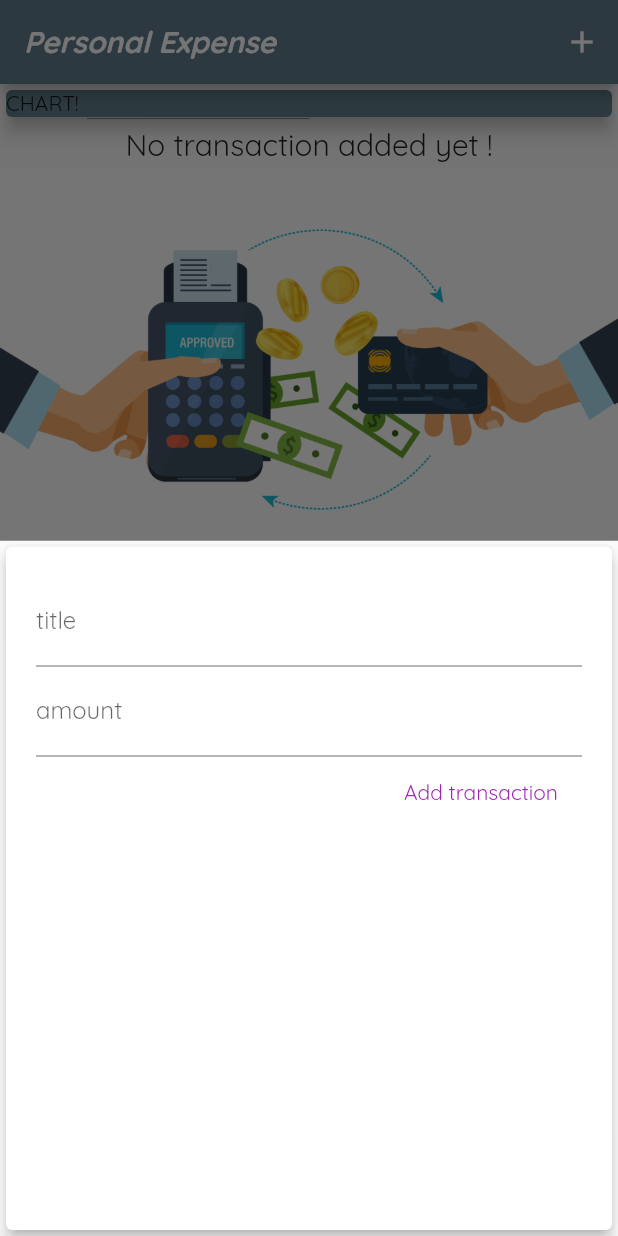
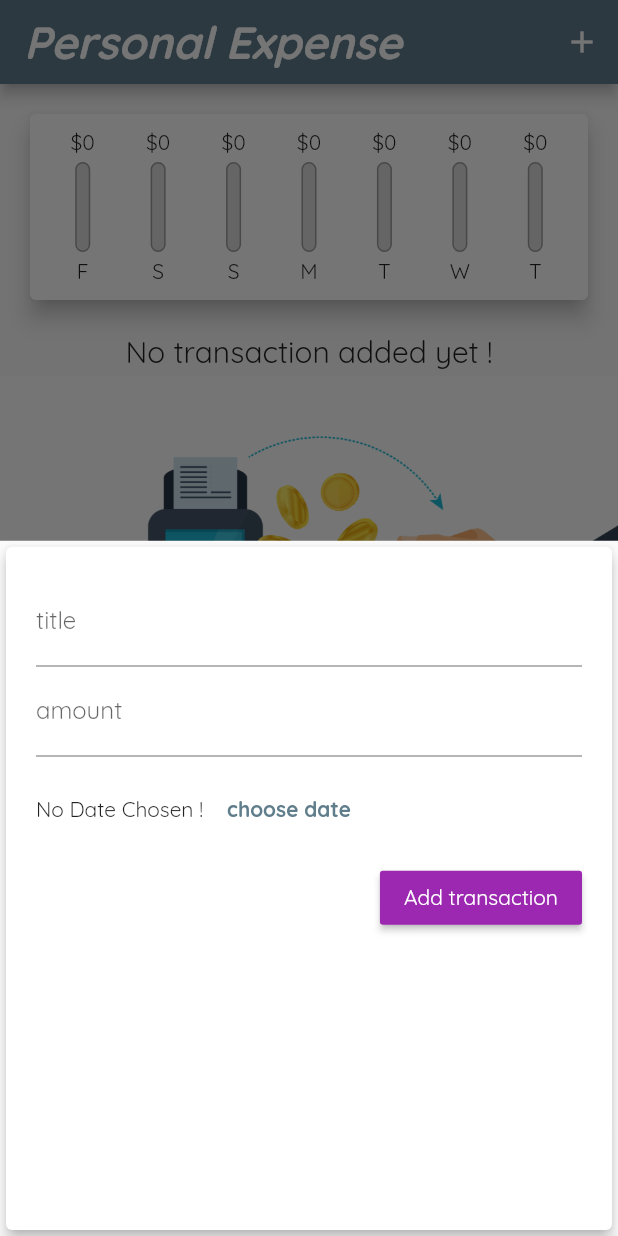
Before and after one commit to tbenjamin1/expenseManager_App_flutter, a Flutter app: the screen it shows after launch, after a tap on the "add" icon, on a phone screen of 412 x 824 dp. Run offline on Flutter 3.47's test engine with Material 2 defaults, Android fonts, the phone set to English and light mode, and no system bars.

Commit message:
creating bar chart

```diff
--- a/lib/main.dart
+++ b/lib/main.dart
@@ -2,6 +2,7 @@ import 'package:flutter/material.dart';
 import './widgets/new_transaction.dart';
 import './widgets/transaction_list.dart';
 import './model/transaction.dart';
+import './widgets/chart.dart';
 
 void main() => runApp(MyApp());
 
@@ -18,7 +19,7 @@ class MyApp extends StatelessWidget {
           textTheme: ThemeData.light().textTheme.copyWith(
               headline6: TextStyle(
                   fontFamily: 'OpenSans',
-                  fontSize: 20,
+                  fontSize: 30,
                   fontWeight: FontWeight.bold,
                   fontStyle: FontStyle.italic),
 
@@ -49,6 +50,16 @@ class _MyHomePageState extends State<MyHomePage> {
     //   date: DateTime.now(),
     // ),
   ];
+
+  List<Transaction> get _recentTransactions {
+    return _userTransactions.where((tx) {
+      return tx.date.isAfter(
+        DateTime.now().subtract(
+          Duration(days: 7),
+        ),
+      );
+    }).toList();
+  }
   void _addNewTransaction(String txTitle, double txAmount) {
     final newTx = Transaction(
       title: txTitle,
@@ -91,14 +102,7 @@ class _MyHomePageState extends State<MyHomePage> {
           // mainAxisAlignment: MainAxisAlignment.start,
           crossAxisAlignment: CrossAxisAlignment.stretch,
           children: <Widget>[
-            Container(
-              width: double.infinity,
-              child: Card(
-                color: Theme.of(context).primaryColor,
-                child: Text('CHART!'),
-                elevation: 5,
-              ),
-            ),
+              Chart(_recentTransactions),
             TransactionList(_userTransactions),
           ],
         ),
--- a/lib/widgets/chart.dart
+++ b/lib/widgets/chart.dart
@@ -1,38 +1,65 @@
 import 'package:flutter/material.dart';
 import '../model/transaction.dart';
 import 'package:intl/intl.dart';
+import '../widgets/chart_bar.dart';
+
 
 class Chart extends StatelessWidget {
+  final List<Transaction> recentTransactions;
 
-  final List<Transaction> recentTransactions;
   Chart(this.recentTransactions);
 
-  List<Map<String,Object>> get groupedTransactionValues{
-
-    return List.generate(7,(index){
-
-
+  List<Map<String, Object>> get groupedTransactionValues {
+    return List.generate(7, (index) {
       final weekDay = DateTime.now().subtract(
         Duration(days: index),
       );
-       var totalsum = 0.0;
+      var totalSum = 0.0;
+
       for (var i = 0; i < recentTransactions.length; i++) {
         if (recentTransactions[i].date.day == weekDay.day &&
             recentTransactions[i].date.month == weekDay.month &&
             recentTransactions[i].date.year == weekDay.year) {
-          totalsum = totalsum + recentTransactions[i].amount;
+          totalSum += recentTransactions[i].amount;
         }
       }
-      return {'day':DateFormat.E().format(weekDay).substring(0, 1),'amount':90.89};
+
+      return {
+        'day': DateFormat.E().format(weekDay).substring(0, 1),
+        'amount': totalSum,
+      };
+    }).reversed.toList();
+  }
+
+  double get totalSpending {
+    return groupedTransactionValues.fold(0.0, (sum, item) {
+      return sum + (item['amount'] as double);
     });
   }
+
   @override
   Widget build(BuildContext context) {
-
     return Card(
       elevation: 6,
       margin: EdgeInsets.all(20),
-
+      child: Padding(
+        padding: EdgeInsets.all(10),
+        child: Row(
+          mainAxisAlignment: MainAxisAlignment.spaceAround,
+          children: groupedTransactionValues.map((data) {
+            return Flexible(
+              fit: FlexFit.tight,
+              child: ChartBar(
+                data['day'] as String,
+                data['amount'] as double,
+                totalSpending == 0.0
+                    ? 0.0
+                    : (data['amount'] as double) / totalSpending,
+              ),
+            );
+          }).toList(),
+        ),
+      ),
     );
   }
 }
--- /dev/null
+++ b/lib/widgets/chart_bar.dart
@@ -0,0 +1,51 @@
+import 'package:flutter/material.dart';
+
+class ChartBar extends StatelessWidget {
+  final String label;
+  final double spendingAmount;
+  final double spendingPctOfTotal;
+
+  ChartBar(this.label, this.spendingAmount, this.spendingPctOfTotal);
+
+  @override
+  Widget build(BuildContext context) {
+    return Column(
+      children: <Widget>[
+        FittedBox(
+          child: Text('\$${spendingAmount.toStringAsFixed(0)}'),
+        ),
+        SizedBox(
+          height: 4,
+        ),
+        Container(
+          height: 60,
+          width: 10,
+          child: Stack(
+            children: <Widget>[
+              Container(
+                decoration: BoxDecoration(
+                  border: Border.all(color: Colors.grey, width: 1.0),
+                  color: Color.fromRGBO(220, 220, 220, 1),
+                  borderRadius: BorderRadius.circular(10),
+                ),
+              ),
+              FractionallySizedBox(
+                heightFactor: spendingPctOfTotal,
+                child: Container(
+                  decoration: BoxDecoration(
+                    color: Theme.of(context).primaryColor,
+                    borderRadius: BorderRadius.circular(10),
+                  ),
+                ),
+              ),
+            ],
+          ),
+        ),
+        SizedBox(
+          height: 4,
+        ),
+        Text(label),
+      ],
+    );
+  }
+}
--- a/lib/widgets/new_transaction.dart
+++ b/lib/widgets/new_transaction.dart
@@ -6,9 +6,7 @@ class NewTransaction extends StatefulWidget {
 
   @override
   State<NewTransaction> createState() => _NewTransactionState();
-}
-
-class _NewTransactionState extends State<NewTransaction> {
+}class _NewTransactionState extends State<NewTransaction> {
   final titleController = TextEditingController();
 
   final amountControllet = TextEditingController();
@@ -44,11 +42,21 @@ class _NewTransactionState extends State<NewTransaction> {
               keyboardType: TextInputType.number,
               onSubmitted: (_) => submitData,
             ),
-            FlatButton(
+            Container(
+              height: 70,
+              child: Row(
+                children: <Widget>[
+                Text('No Date Chosen !'),
+                FlatButton(onPressed: null, child:Text('choose date ',style:TextStyle(color: Colors.blueGrey,fontWeight: FontWeight.bold)   ,))
+                ],
+              ),
+            ),
+            RaisedButton(
                 onPressed: submitData,
+                color:Colors.purple,
                 child: Text(
                   'Add transaction',
-                  style: TextStyle(color: Colors.purple),
+                  style: TextStyle(color: Colors.white),
                 ))
           ],
         ),
```
Also changed, not shown: lib/widgets/transaction_list.dart (+16 -46 lines).
